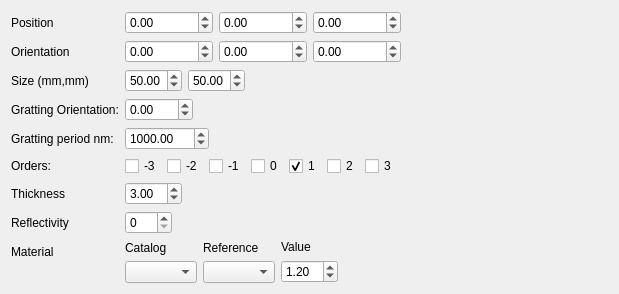
cihologramas/freecad-pyoptools, file freecad/pyoptools/GUI/DiffractionGratting.ui: the form before one commit.
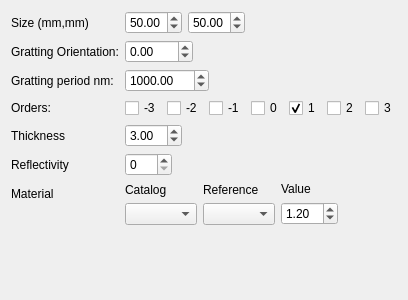
The form after the commit.

Commit message:
Some dialogs updated to be able to use widgetMix
A new infrastructure was developed to simplify the reuse of widgets, and also to allow the design of such widgets with designer.

Diff of the .ui file:
```diff
--- a/freecad/pyoptools/GUI/DiffractionGratting.ui
+++ b/freecad/pyoptools/GUI/DiffractionGratting.ui
@@ -1,19 +1,19 @@
 <?xml version="1.0" encoding="UTF-8"?>
 <ui version="4.0">
- <class>Dialog</class>
- <widget class="QDialog" name="Dialog">
+ <class>Form</class>
+ <widget class="QWidget" name="Form">
   <property name="geometry">
    <rect>
     <x>0</x>
     <y>0</y>
-    <width>619</width>
-    <height>279</height>
+    <width>400</width>
+    <height>300</height>
    </rect>
   </property>
   <property name="windowTitle">
    <string>Dialog</string>
   </property>
-  <layout class="QHBoxLayout" name="horizontalLayout_4">
+  <layout class="QVBoxLayout" name="verticalLayout">
    <item>
     <layout class="QFormLayout" name="formLayout">
      <property name="sizeConstraint">
@@ -23,98 +23,13 @@
       <enum>QFormLayout::ExpandingFieldsGrow</enum>
      </property>
      <item row="0" column="0">
-      <widget class="QLabel" name="label_10">
-       <property name="text">
-        <string>Position</string>
-       </property>
-      </widget>
-     </item>
-     <item row="0" column="1">
-      <layout class="QHBoxLayout" name="horizontalLayout_3">
-       <item>
-        <widget class="QDoubleSpinBox" name="Xpos">
-         <property name="minimum">
-          <double>-1000000.000000000000000</double>
-         </property>
-         <property name="maximum">
-          <double>1000000.000000000000000</double>
-         </property>
-        </widget>
-       </item>
-       <item>
-        <widget class="QDoubleSpinBox" name="Ypos">
-         <property name="minimum">
-          <double>-1000000.000000000000000</double>
-         </property>
-         <property name="maximum">
-          <double>1000000.000000000000000</double>
-         </property>
-        </widget>
-       </item>
-       <item>
-        <widget class="QDoubleSpinBox" name="Zpos">
-         <property name="minimum">
-          <double>-1000000.000000000000000</double>
-         </property>
-         <property name="maximum">
-          <double>1000000.000000000000000</double>
-         </property>
-        </widget>
-       </item>
-      </layout>
-     </item>
-     <item row="1" column="0">
-      <widget class="QLabel" name="label_7">
-       <property name="text">
-        <string>Orientation</string>
-       </property>
-      </widget>
-     </item>
-     <item row="1" column="1">
-      <layout class="QHBoxLayout" name="horizontalLayout">
-       <item>
-        <widget class="QDoubleSpinBox" name="Xrot">
-         <property name="minimum">
-          <double>-1000000.000000000000000</double>
-         </property>
-         <property name="maximum">
-          <double>1000000.000000000000000</double>
-         </property>
-        </widget>
-       </item>
-       <item>
-        <widget class="QDoubleSpinBox" name="Yrot">
-         <property name="minimum">
-          <double>-1000000.000000000000000</double>
-         </property>
-         <property name="maximum">
-          <double>1000000.000000000000000</double>
-         </property>
-         <property name="value">
-          <double>0.000000000000000</double>
-         </property>
-        </widget>
-       </item>
-       <item>
-        <widget class="QDoubleSpinBox" name="Zrot">
-         <property name="minimum">
-          <double>-1000000.000000000000000</double>
-         </property>
-         <property name="maximum">
-          <double>1000000.000000000000000</double>
-         </property>
-        </widget>
-       </item>
-      </layout>
-     </item>
-     <item row="2" column="0">
       <widget class="QLabel" name="label_2">
        <property name="text">
         <string>Size (mm,mm)</string>
        </property>
       </widget>
      </item>
-     <item row="2" column="1">
+     <item row="0" column="1">
       <layout class="QHBoxLayout" name="horizontalLayout_5">
        <item>
         <widget class="QDoubleSpinBox" name="SX">
@@ -132,21 +47,31 @@
        </item>
       </layout>
      </item>
-     <item row="3" column="0">
+     <item row="1" column="0">
       <widget class="QLabel" name="label_11">
        <property name="text">
         <string>Gratting Orientation:</string>
        </property>
       </widget>
      </item>
-     <item row="4" column="0">
+     <item row="1" column="1">
+      <widget class="QDoubleSpinBox" name="Angle">
+       <property name="minimum">
+        <double>-180.000000000000000</double>
+       </property>
+       <property name="maximum">
+        <double>180.000000000000000</double>
+       </property>
+      </widget>
+     </item>
+     <item row="2" column="0">
       <widget class="QLabel" name="label_4">
        <property name="text">
         <string>Gratting period nm:</string>
        </property>
       </widget>
      </item>
-     <item row="4" column="1">
+     <item row="2" column="1">
       <widget class="QDoubleSpinBox" name="Gp">
        <property name="maximum">
         <double>1000000.000000000000000</double>
@@ -156,28 +81,91 @@
        </property>
       </widget>
      </item>
-     <item row="6" column="0">
+     <item row="3" column="0">
+      <widget class="QLabel" name="label_12">
+       <property name="text">
+        <string>Orders:</string>
+       </property>
+      </widget>
+     </item>
+     <item row="3" column="1">
+      <layout class="QHBoxLayout" name="horizontalLayout_6">
+       <item>
+        <widget class="QCheckBox" name="O3n">
+         <property name="text">
+          <string>-3</string>
+         </property>
+        </widget>
+       </item>
+       <item>
+        <widget class="QCheckBox" name="O2n">
+         <property name="text">
+          <string>-2</string>
+         </property>
+        </widget>
+       </item>
+       <item>
+        <widget class="QCheckBox" name="O1n">
+         <property name="text">
+          <string>-1</string>
+         </property>
+        </widget>
+       </item>
+       <item>
+        <widget class="QCheckBox" name="O0">
+         <property name="text">
+          <string>0</string>
+         </property>
+        </widget>
+       </item>
+       <item>
+        <widget class="QCheckBox" name="O1">
+         <property name="text">
+          <string>1</string>
+         </property>
+         <property name="checked">
+          <bool>true</bool>
+         </property>
+        </widget>
+       </item>
+       <item>
+        <widget class="QCheckBox" name="O2">
+         <property name="text">
+          <string>2</string>
+         </property>
+        </widget>
+       </item>
+       <item>
+        <widget class="QCheckBox" name="O3">
+         <property name="text">
+          <string>3</string>
+         </property>
+        </widget>
+       </item>
+      </layout>
+     </item>
+     <item row="4" column="0">
       <widget class="QLabel" name="label">
        <property name="text">
         <string>Thickness</string>
        </property>
       </widget>
      </item>
-     <item row="6" column="1">
+     <item row="4" column="1">
       <widget class="QDoubleSpinBox" name="Thickness">
        <property name="value">
         <double>3.000000000000000</double>
        </property>
       </widget>
      </item>
-     <item row="7" column="0">
+     <item row="5" column="0">
       <widget class="QLabel" name="label_3">
        <property name="text">
         <string>Reflectivity</string>
        </property>
       </widget>
      </item>
-     <item row="7" column="1">
+     <item row="5" column="1">
       <widget class="QSpinBox" name="Reflectivity">
        <property name="maximum">
         <number>100</number>
@@ -187,14 +175,14 @@
        </property>
       </widget>
      </item>
-     <item row="8" column="0">
+     <item row="6" column="0">
       <widget class="QLabel" name="label_5">
        <property name="text">
         <string>Material</string>
        </property>
       </widget>
      </item>
-     <item row="8" column="1">
+     <item row="6" column="1">
       <layout class="QHBoxLayout" name="horizontalLayout_2">
        <item>
         <layout class="QVBoxLayout" name="verticalLayout_4">
@@ -250,79 +238,6 @@
        </item>
       </layout>
      </item>
-     <item row="3" column="1">
-      <widget class="QDoubleSpinBox" name="Angle">
-       <property name="minimum">
-        <double>-180.000000000000000</double>
-       </property>
-       <property name="maximum">
-        <double>180.000000000000000</double>
-       </property>
-      </widget>
-     </item>
-     <item row="5" column="0">
-      <widget class="QLabel" name="label_12">
-       <property name="text">
-        <string>Orders:</string>
-       </property>
-      </widget>
-     </item>
-     <item row="5" column="1">
-      <layout class="QHBoxLayout" name="horizontalLayout_6">
-       <item>
-        <widget class="QCheckBox" name="O3n">
-         <property name="text">
-          <string>-3</string>
-         </property>
-        </widget>
-       </item>
-       <item>
-        <widget class="QCheckBox" name="O2n">
-         <property name="text">
-          <string>-2</string>
-         </property>
-        </widget>
-       </item>
-       <item>
-        <widget class="QCheckBox" name="O1n">
-         <property name="text">
-          <string>-1</string>
-         </property>
-        </widget>
-       </item>
-       <item>
-        <widget class="QCheckBox" name="O0">
-         <property name="text">
-          <string>0</string>
-         </property>
-        </widget>
-       </item>
-       <item>
-        <widget class="QCheckBox" name="O1">
-         <property name="text">
-          <string>1</string>
-         </property>
-         <property name="checked">
-          <bool>true</bool>
-         </property>
-        </widget>
-       </item>
-       <item>
-        <widget class="QCheckBox" name="O2">
-         <property name="text">
-          <string>2</string>
-         </property>
-        </widget>
-       </item>
-       <item>
-        <widget class="QCheckBox" name="O3">
-         <property name="text">
-          <string>3</string>
-         </property>
-        </widget>
-       </item>
-      </layout>
-     </item>
     </layout>
    </item>
   </layout>
```
Left out of the diff: 2 changed lines with no effect on the pictures. The commit also changes 19 other files.
